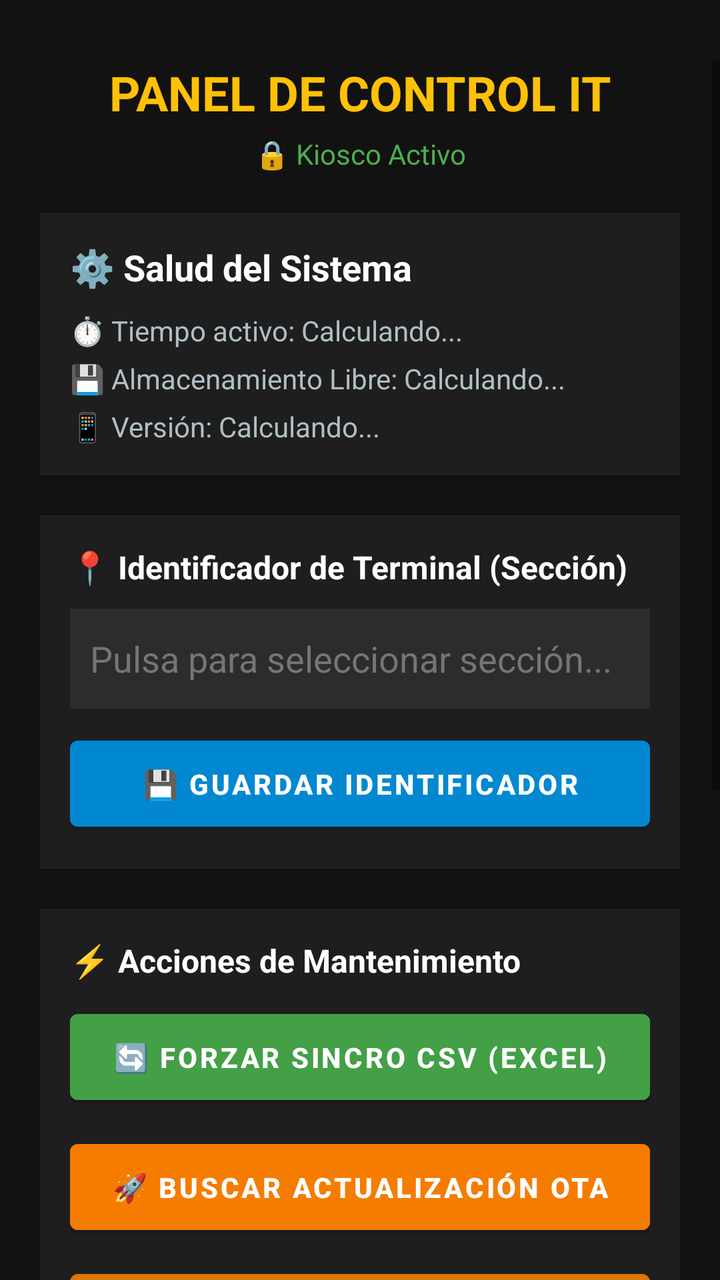
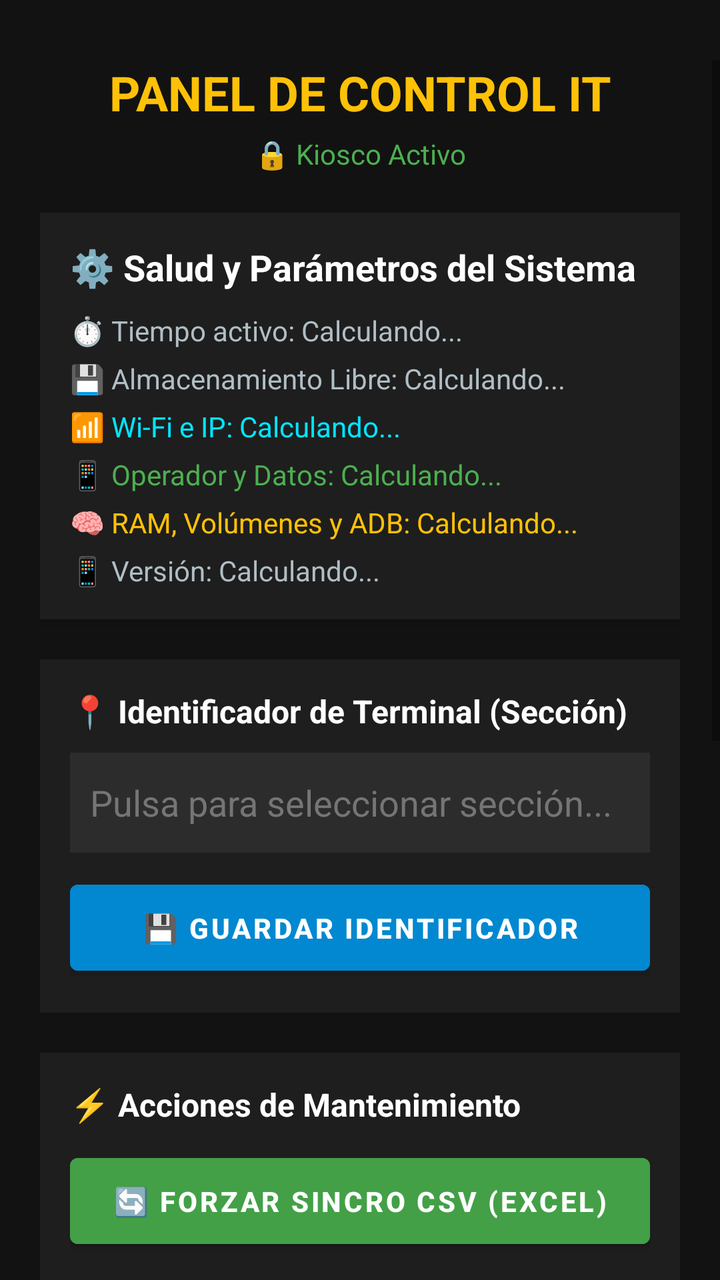

The first picture is an Android layout as it rendered before a commit; the second is the same layout after the commit. The layout source and the unified diff follow.
<!-- AndroidManifest.xml: application theme Theme.LauncherKioscoTGT -->
<!-- res/layout/activity_it.xml -->
<?xml version="1.0" encoding="utf-8"?>
<ScrollView xmlns:android="http://schemas.android.com/apk/res/android"
    android:layout_width="match_parent"
    android:layout_height="match_parent"
    android:background="#121212"
    android:clipToPadding="false"
    android:paddingTop="30dp"
    android:paddingBottom="40dp">

    <LinearLayout
        android:layout_width="match_parent"
        android:layout_height="wrap_content"
        android:orientation="vertical"
        android:paddingLeft="20dp"
        android:paddingRight="20dp">

        
        <TextView
            android:layout_width="match_parent"
            android:layout_height="wrap_content"
            android:text="PANEL DE CONTROL IT"
            android:textColor="#FFC107"
            android:textSize="24sp"
            android:textStyle="bold"
            android:gravity="center"
            android:layout_marginBottom="5dp"/>

        <TextView
            android:id="@+id/tvEstadoKiosco"
            android:layout_width="match_parent"
            android:layout_height="wrap_content"
            android:text="🔒 Kiosco Activo"
            android:textColor="#4CAF50"
            android:textSize="14sp"
            android:gravity="center"
            android:layout_marginBottom="20dp"/>

        
        <LinearLayout
            android:layout_width="match_parent"
            android:layout_height="wrap_content"
            android:orientation="vertical"
            android:background="#1E1E1E"
            android:padding="15dp"
            android:layout_marginBottom="20dp"
            android:elevation="4dp">

            <TextView
                android:layout_width="match_parent"
                android:layout_height="wrap_content"
                android:text="⚙️ Salud del Sistema"
                android:textColor="#FFFFFF"
                android:textSize="18sp"
                android:textStyle="bold"
                android:layout_marginBottom="10dp"/>

            <TextView
                android:id="@+id/tvTelemetriaUptime"
                android:layout_width="match_parent"
                android:layout_height="wrap_content"
                android:text="⏱️ Tiempo activo: Calculando..."
                android:textColor="#B0BEC5"
                android:layout_marginBottom="5dp"/>

            <TextView
                android:id="@+id/tvTelemetriaAlmacenamiento"
                android:layout_width="match_parent"
                android:layout_height="wrap_content"
                android:text="💾 Almacenamiento Libre: Calculando..."
                android:textColor="#B0BEC5"
                android:layout_marginBottom="5dp"/>

            <TextView
                android:id="@+id/tvVersionApp"
                android:layout_width="match_parent"
                android:layout_height="wrap_content"
                android:text="📱 Versión: Calculando..."
                android:textColor="#B0BEC5"/>
        </LinearLayout>

        
        <LinearLayout
            android:layout_width="match_parent"
            android:layout_height="wrap_content"
            android:orientation="vertical"
            android:background="#1E1E1E"
            android:padding="15dp"
            android:layout_marginBottom="20dp">

            <TextView
                android:layout_width="match_parent"
                android:layout_height="wrap_content"
                android:text="📍 Identificador de Terminal (Sección)"
                android:textColor="#FFFFFF"
                android:textSize="16sp"
                android:textStyle="bold"
                android:layout_marginBottom="10dp"/>

            
            <AutoCompleteTextView
                android:id="@+id/etUbicacion"
                android:layout_width="match_parent"
                android:layout_height="50dp"
                android:background="#2C2C2C"
                android:textColor="#FFFFFF"
                android:padding="10dp"
                android:hint="Pulsa para seleccionar sección..."
                android:textColorHint="#757575"
                android:focusable="false"
                android:focusableInTouchMode="false"
                android:clickable="true"
                android:cursorVisible="false"
                android:layout_marginBottom="10dp"/>

            <Button
                android:id="@+id/btnGuardarConfig"
                android:layout_width="match_parent"
                android:layout_height="55dp"
                android:text="💾 GUARDAR IDENTIFICADOR"
                android:backgroundTint="#0288D1"
                android:textColor="#FFFFFF"
                android:textStyle="bold"/>
        </LinearLayout>

        
        <LinearLayout
            android:layout_width="match_parent"
            android:layout_height="wrap_content"
            android:orientation="vertical"
            android:background="#1E1E1E"
            android:padding="15dp"
            android:layout_marginBottom="20dp">

            <TextView
                android:layout_width="match_parent"
                android:layout_height="wrap_content"
                android:text="⚡ Acciones de Mantenimiento"
                android:textColor="#FFFFFF"
                android:textSize="16sp"
                android:textStyle="bold"
                android:layout_marginBottom="10dp"/>

            <Button
                android:id="@+id/btnTestSincro"
                android:layout_width="match_parent"
                android:layout_height="55dp"
                android:text="🔄 FORZAR SINCRO CSV (EXCEL)"
                android:backgroundTint="#43A047"
                android:textColor="#FFFFFF"
                android:textStyle="bold"
                android:layout_marginBottom="10dp"/>

            <Button
                android:id="@+id/btnForzarOTA"
                android:layout_width="match_parent"
                android:layout_height="55dp"
                android:text="🚀 BUSCAR ACTUALIZACIÓN OTA"
                android:backgroundTint="#F57C00"
                android:textColor="#FFFFFF"
                android:textStyle="bold"
                android:layout_marginBottom="10dp"/>

            
            <Button
                android:id="@+id/btnPurgarApks"
                android:layout_width="match_parent"
                android:layout_height="55dp"
                android:text="🧹 PURGAR APKs RESIDUALES"
                android:backgroundTint="#D97706"
                android:textColor="#FFFFFF"
                android:textStyle="bold"
                android:layout_marginBottom="10dp"/>

            <Button
                android:id="@+id/btnVerLogsIt"
                android:layout_width="match_parent"
                android:layout_height="55dp"
                android:text="📋 VER REGISTROS (LOGS PERSISTENTES)"
                android:backgroundTint="#5E35B1"
                android:textColor="#FFFFFF"
                android:textStyle="bold"/>
        </LinearLayout>

        
        <Button
            android:id="@+id/btnAbrirAjustesAndroid"
            android:layout_width="match_parent"
            android:layout_height="55dp"
            android:text="⚙️ ABRIR AJUSTES DE ANDROID"
            android:backgroundTint="#424242"
            android:textColor="#FFFFFF"
            android:layout_marginBottom="10dp"/>

        <Button
            android:id="@+id/btnCerrarPanelIT"
            android:layout_width="match_parent"
            android:layout_height="55dp"
            android:text="❌ CERRAR PANEL IT"
            android:backgroundTint="#C8102E"
            android:textColor="#FFFFFF"
            android:textStyle="bold"
            android:layout_marginBottom="30dp"/>

        
        <TextView
            android:layout_width="match_parent"
            android:layout_height="wrap_content"
            android:text="Terminal Operations\nDiseñado y desarrollado por Marco Carpi\nMADECEM"
            android:textColor="#757575"
            android:textSize="12sp"
            android:gravity="center"
            android:textStyle="italic"
            android:layout_marginBottom="20dp"/>

    </LinearLayout>
</ScrollView>
<!-- resources referenced by this layout -->
<resources>
  <style name="Theme.LauncherKioscoTGT" parent="Theme.MaterialComponents.Light.NoActionBar">
          
          <item name="colorPrimary">#C8102E</item>
          <item name="colorPrimaryVariant">#990C23</item>
          <item name="colorOnPrimary">#FFFFFF</item>
  
          <item name="colorSecondary">#03DAC6</item>
          <item name="colorSecondaryVariant">#018786</item>
          <item name="colorOnSecondary">#000000</item>
  
          <item name="android:statusBarColor">#F8F9FA</item>
          <item name="android:windowLightStatusBar">true</item>
      </style>
</resources>

<!-- the commit's change to res/layout/activity_it.xml (unified diff, before → after) -->
@@ -48,7 +48,7 @@
             <TextView
                 android:layout_width="match_parent"
                 android:layout_height="wrap_content"
-                android:text="⚙️ Salud del Sistema"
+                android:text="⚙️ Salud y Parámetros del Sistema"
                 android:textColor="#FFFFFF"
                 android:textSize="18sp"
                 android:textStyle="bold"
@@ -68,6 +68,31 @@
                 android:layout_height="wrap_content"
                 android:text="💾 Almacenamiento Libre: Calculando..."
                 android:textColor="#B0BEC5"
+                android:layout_marginBottom="5dp"/>
+
+            <TextView
+                android:id="@+id/tvTelemetriaRed"
+                android:layout_width="match_parent"
+                android:layout_height="wrap_content"
+                android:text="📶 Wi-Fi e IP: Calculando..."
+                android:textColor="#00E5FF"
+                android:layout_marginBottom="5dp"/>
+
+            
+            <TextView
+                android:id="@+id/tvTelemetriaMovil"
+                android:layout_width="match_parent"
+                android:layout_height="wrap_content"
+                android:text="📱 Operador y Datos: Calculando..."
+                android:textColor="#4CAF50"
+                android:layout_marginBottom="5dp"/>
+
+            <TextView
+                android:id="@+id/tvTelemetriaHardware"
+                android:layout_width="match_parent"
+                android:layout_height="wrap_content"
+                android:text="🧠 RAM, Volúmenes y ADB: Calculando..."
+                android:textColor="#FFC107"
                 android:layout_marginBottom="5dp"/>
 
             <TextView
@@ -96,7 +121,6 @@
                 android:textStyle="bold"
                 android:layout_marginBottom="10dp"/>
 
-            
             <AutoCompleteTextView
                 android:id="@+id/etUbicacion"
                 android:layout_width="match_parent"
@@ -160,7 +184,6 @@
                 android:textStyle="bold"
                 android:layout_marginBottom="10dp"/>
 
-            
             <Button
                 android:id="@+id/btnPurgarApks"
                 android:layout_width="match_parent"
